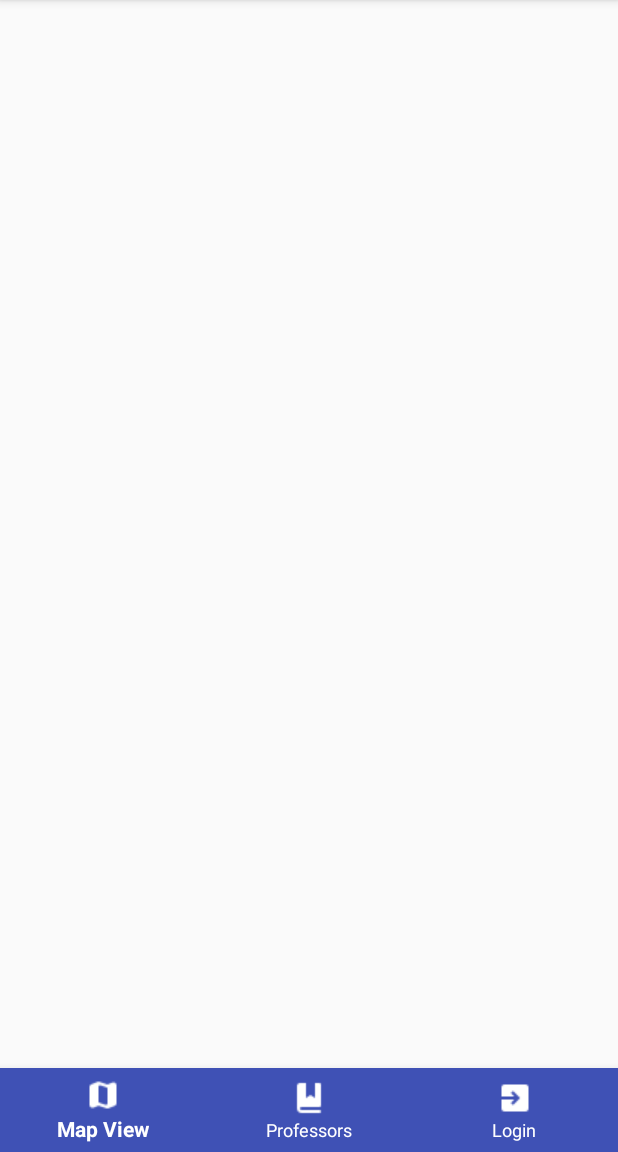
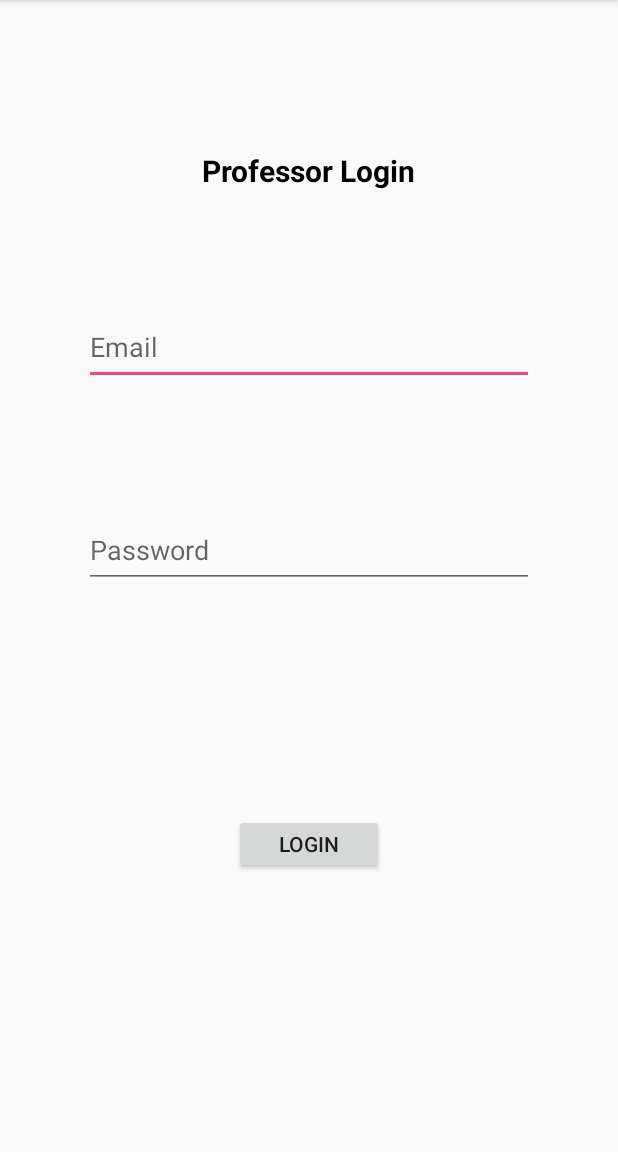
Before and after one commit to jctully/OfficeHours, an Android app: the screen it shows after launch (MainActivity before the commit, LoginActivity after it), item 3 of the bottom bar chosen, on a phone screen of 412 x 824 dp, the part 84-1236 px from its top. Run offline under Robolectric (Android 15) with nearby library versions, the phone set to English and light mode, and no system bars; our stand-ins replace Firebase (no records; nobody signed in at launch, a user with empty details on screens opened directly).

Commit message:
Finished login, added more secure features

```diff
--- a/OfficeHours/app/build.gradle
+++ b/OfficeHours/app/build.gradle
@@ -23,6 +23,7 @@ dependencies {
     implementation fileTree(dir: 'libs', include: ['*.jar'])
     implementation 'com.android.support.constraint:constraint-layout:1.1.3'
     implementation 'com.google.firebase:firebase-database:11.0.4'
+    implementation 'com.google.firebase:firebase-auth:11.0.4'
     testImplementation 'junit:junit:4.12'
     androidTestImplementation 'com.android.support.test:runner:1.0.2'
     androidTestImplementation 'com.android.support.test.espresso:espresso-core:3.0.2'
@@ -32,4 +33,5 @@ dependencies {
 }
 
 
+
 apply plugin: 'com.google.gms.google-services'
--- a/OfficeHours/app/src/main/AndroidManifest.xml
+++ b/OfficeHours/app/src/main/AndroidManifest.xml
@@ -26,6 +26,12 @@
         <activity android:name=".CardActivity">
 
         </activity>
+        <activity android:name=".LoginActivity">
+
+        </activity>
+        <activity android:name=".ManageHoursActivity">
+
+        </activity>
     </application>
 
 </manifest>
--- a/OfficeHours/app/src/main/res/layout/activity_login.xml
+++ b/OfficeHours/app/src/main/res/layout/activity_login.xml
@@ -38,7 +38,8 @@
         android:layout_marginStart="8dp"
         android:layout_marginTop="30dp"
 
-        android:hint="Email"
+        android:hint="@string/profEmailEditText1"
+        android:inputType="textEmailAddress"
 
         app:layout_constraintBottom_toTopOf="@+id/loginPassInput"
         app:layout_constraintEnd_toEndOf="parent"
@@ -58,8 +59,8 @@
         android:layout_marginStart="8dp"
         android:layout_marginTop="8dp"
 
-        android:hint="Password"
-
+        android:hint="@string/profPasswordEditText2"
+        android:inputType="textPassword"
 
         app:layout_constraintBottom_toTopOf="@+id/loginButton"
         app:layout_constraintEnd_toEndOf="parent"
@@ -81,7 +82,8 @@
         android:layout_marginTop="24dp"
 
         android:onClick="onLogin"
-        android:text="Login"
+        android:text="@string/profLoginTextButton"
+
 
         app:layout_constraintBottom_toBottomOf="parent"
         app:layout_constraintEnd_toEndOf="parent"
--- /dev/null
+++ b/OfficeHours/app/src/main/res/layout/activity_managehours.xml
@@ -0,0 +1,6 @@
+<?xml version="1.0" encoding="utf-8"?>
+<android.support.constraint.ConstraintLayout
+    xmlns:android="http://schemas.android.com/apk/res/android" android:layout_width="match_parent"
+    android:layout_height="match_parent">
+
+</android.support.constraint.ConstraintLayout>
--- a/OfficeHours/app/src/main/res/values/strings.xml
+++ b/OfficeHours/app/src/main/res/values/strings.xml
@@ -6,4 +6,7 @@
     <string name="profList">Professors</string>
     <string name="settings">Settings</string>
     <string name="profLoginText1">Professor Login</string>
+    <string name="profEmailEditText1">Email</string>
+    <string name="profPasswordEditText2">Password</string>
+    <string name="profLoginTextButton">Login</string>
 </resources>
```
Also changed, not shown: OfficeHours/app/src/main/java/tmb/csci412/wwu/officehours/LoginActivity.java (+60 -7 lines), OfficeHours/app/src/main/java/tmb/csci412/wwu/officehours/ManageHoursActivity.java (added, +19 -0 lines).
